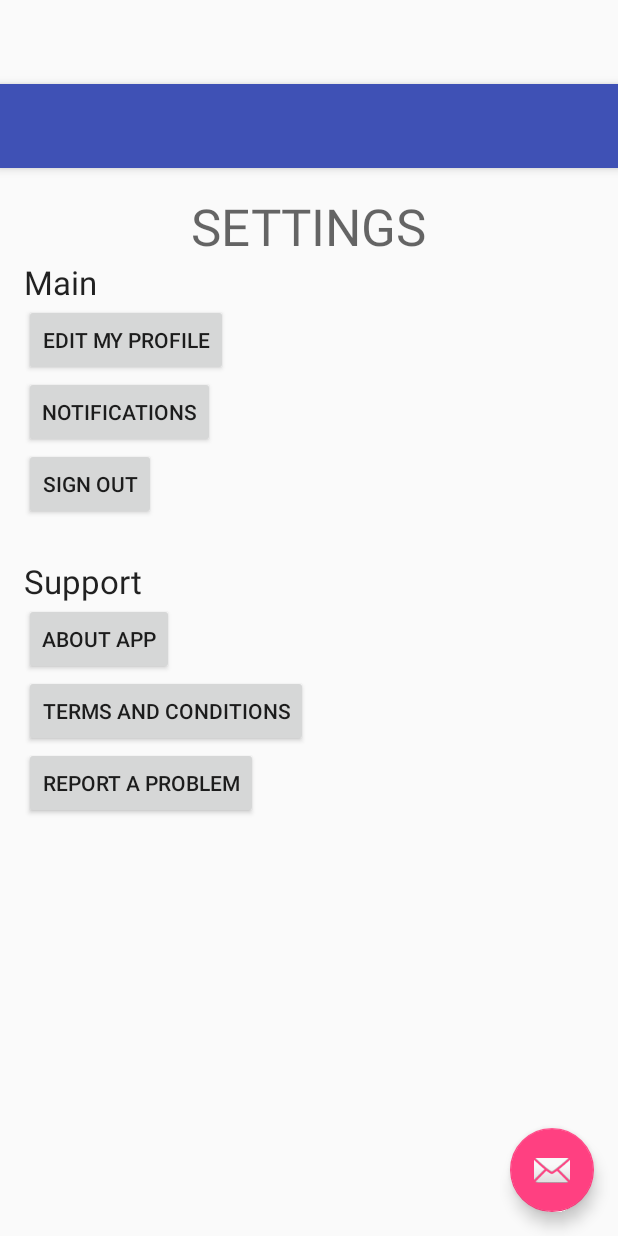
After one commit to pinkdragon1000/BuddyUApp, an Android app: the layout activity_settings__screen.xml on its own in the app's theme, with its tools: preview values and no code run, on a phone screen of 412 x 824 dp. The commit adds this screen. Run offline under Robolectric (Android 15) with nearby library versions, the phone set to English and light mode, and no system bars.

Commit message:
Adding more screens

```diff
--- /dev/null
+++ b/app/src/main/res/layout/activity_settings__screen.xml
@@ -0,0 +1,34 @@
+<?xml version="1.0" encoding="utf-8"?>
+<android.support.design.widget.CoordinatorLayout xmlns:android="http://schemas.android.com/apk/res/android"
+    xmlns:app="http://schemas.android.com/apk/res-auto"
+    xmlns:tools="http://schemas.android.com/tools"
+    android:layout_width="match_parent"
+    android:layout_height="match_parent"
+    android:fitsSystemWindows="true"
+    tools:context="com.example.sitar.budduapp.Settings_Screen">
+
+    <android.support.design.widget.AppBarLayout
+        android:layout_width="match_parent"
+        android:layout_height="wrap_content"
+        android:theme="@style/AppTheme.AppBarOverlay">
+
+        <android.support.v7.widget.Toolbar
+            android:id="@+id/toolbar"
+            android:layout_width="match_parent"
+            android:layout_height="?attr/actionBarSize"
+            android:background="?attr/colorPrimary"
+            app:popupTheme="@style/AppTheme.PopupOverlay" />
+
+    </android.support.design.widget.AppBarLayout>
+
+    <include layout="@layout/content_settings__screen" />
+
+    <android.support.design.widget.FloatingActionButton
+        android:id="@+id/fab"
+        android:layout_width="wrap_content"
+        android:layout_height="wrap_content"
+        android:layout_gravity="bottom|end"
+        android:layout_margin="@dimen/fab_margin"
+        app:srcCompat="@android:drawable/ic_dialog_email" />
+
+</android.support.design.widget.CoordinatorLayout>
--- /dev/null
+++ b/app/src/main/res/layout/content_settings__screen.xml
@@ -0,0 +1,99 @@
+<?xml version="1.0" encoding="utf-8"?>
+<RelativeLayout xmlns:android="http://schemas.android.com/apk/res/android"
+    xmlns:app="http://schemas.android.com/apk/res-auto"
+    xmlns:tools="http://schemas.android.com/tools"
+    android:id="@+id/content_settings__screen"
+    android:layout_width="match_parent"
+    android:layout_height="match_parent"
+    android:paddingBottom="@dimen/activity_vertical_margin"
+    android:paddingLeft="@dimen/activity_horizontal_margin"
+    android:paddingRight="@dimen/activity_horizontal_margin"
+    android:paddingTop="@dimen/activity_vertical_margin"
+    app:layout_behavior="@string/appbar_scrolling_view_behavior"
+    tools:context="com.example.sitar.budduapp.Settings_Screen"
+    tools:showIn="@layout/activity_settings__screen">
+
+    <TextView
+        android:text="Main"
+        android:layout_width="wrap_content"
+        android:layout_height="wrap_content"
+        android:layout_below="@+id/textView3"
+        android:layout_alignParentLeft="true"
+        android:layout_alignParentStart="true"
+        android:id="@+id/textView4"
+        android:textAppearance="@style/TextAppearance.AppCompat.Large" />
+
+    <Button
+        android:text="Edit My Profile"
+        android:layout_width="wrap_content"
+        android:layout_height="wrap_content"
+        android:id="@+id/button8"
+        android:layout_below="@+id/textView4"
+        android:layout_alignParentLeft="true"
+        android:layout_alignParentStart="true" />
+
+    <Button
+        android:text="Notifications"
+        android:layout_width="wrap_content"
+        android:layout_height="wrap_content"
+        android:id="@+id/button9"
+        android:layout_below="@+id/button8"
+        android:layout_alignParentLeft="true"
+        android:layout_alignParentStart="true" />
+
+    <Button
+        android:text="Sign Out"
+        android:layout_width="wrap_content"
+        android:layout_height="wrap_content"
+        android:layout_below="@+id/button9"
+        android:layout_alignParentLeft="true"
+        android:layout_alignParentStart="true"
+        android:id="@+id/button10" />
+
+    <TextView
+        android:text="Support"
+        android:layout_width="wrap_content"
+        android:layout_height="wrap_content"
+        android:layout_below="@+id/button10"
+        android:layout_alignParentLeft="true"
+        android:layout_alignParentStart="true"
+        android:layout_marginTop="26dp"
+        android:id="@+id/textView5"
+        android:textAppearance="@style/TextAppearance.AppCompat.Large" />
+
+    <Button
+        android:text="About App"
+        android:layout_width="wrap_content"
+        android:layout_height="wrap_content"
+        android:layout_below="@+id/textView5"
+        android:layout_alignParentLeft="true"
+        android:layout_alignParentStart="true"
+        android:id="@+id/button11" />
+
+    <Button
+        android:text="Terms and Conditions"
+        android:layout_width="wrap_content"
+        android:layout_height="wrap_content"
+        android:id="@+id/button12"
+        android:layout_below="@+id/button11"
+        android:layout_alignParentLeft="true"
+        android:layout_alignParentStart="true" />
+
+    <Button
+        android:text="Report a Problem"
+        android:layout_width="wrap_content"
+        android:layout_height="wrap_content"
+        android:layout_below="@+id/button12"
+        android:layout_alignParentLeft="true"
+        android:layout_alignParentStart="true"
+        android:id="@+id/button13" />
+
+    <TextView
+        android:text="SETTINGS"
+        android:layout_width="wrap_content"
+        android:layout_height="wrap_content"
+        android:id="@+id/textView3"
+        android:textAppearance="@style/TextAppearance.AppCompat.Display1"
+        android:layout_alignParentTop="true"
+        android:layout_centerHorizontal="true" />
+</RelativeLayout>
--- a/app/src/main/res/values/dimens.xml
+++ b/app/src/main/res/values/dimens.xml
@@ -2,4 +2,8 @@
     <!-- Default screen margins, per the Android Design guidelines. -->
     <dimen name="activity_horizontal_margin">16dp</dimen>
     <dimen name="activity_vertical_margin">16dp</dimen>
+    <!-- Default screen margins, per the Android Design guidelines. -->
+    <dimen name="nav_header_vertical_spacing">16dp</dimen>
+    <dimen name="nav_header_height">160dp</dimen>
+    <dimen name="fab_margin">16dp</dimen>
 </resources>
--- a/app/src/main/res/values/styles.xml
+++ b/app/src/main/res/values/styles.xml
@@ -20,4 +20,13 @@
         <item name="android:background">@color/black_overlay</item>
     </style>
 
+    <style name="AppTheme.NoActionBar">
+        <item name="windowActionBar">false</item>
+        <item name="windowNoTitle">true</item>
+    </style>
+
+    <style name="AppTheme.AppBarOverlay" parent="ThemeOverlay.AppCompat.Dark.ActionBar" />
+
+    <style name="AppTheme.PopupOverlay" parent="ThemeOverlay.AppCompat.Light" />
+
 </resources>
```
Also changed, not shown: app/src/main/java/com/example/sitar/budduapp/Monthly_Calendar.java (added, +29 -0 lines), app/src/main/java/com/example/sitar/budduapp/Settings_Screen.java (added, +29 -0 lines), app/src/main/res/layout/activity_monthly__calendar.xml (added, +34 -0 lines), app/src/main/res/layout/content_monthly__calendar.xml (added, +79 -0 lines), app/src/main/res/values/strings.xml (+18 -0 lines), app/src/main/res/drawable/buddyu.jpg, app/src/main/res/values/colors.xml (line endings or trailing spaces).
